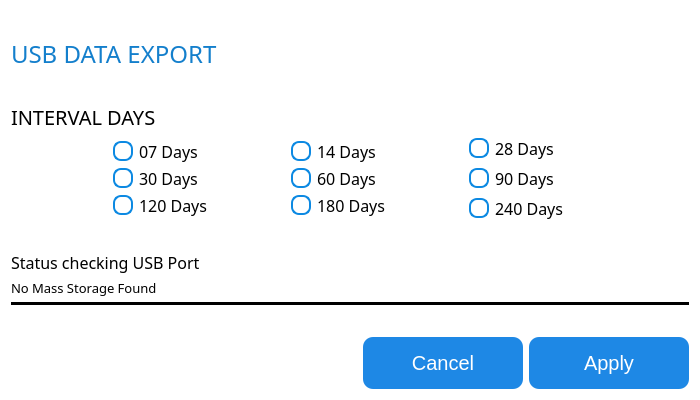
Before: the Qt Designer form QT_APP/usbexporter.ui in eSpark-Backup/nabilfesal-msm-fw, drawn with Qt 5.
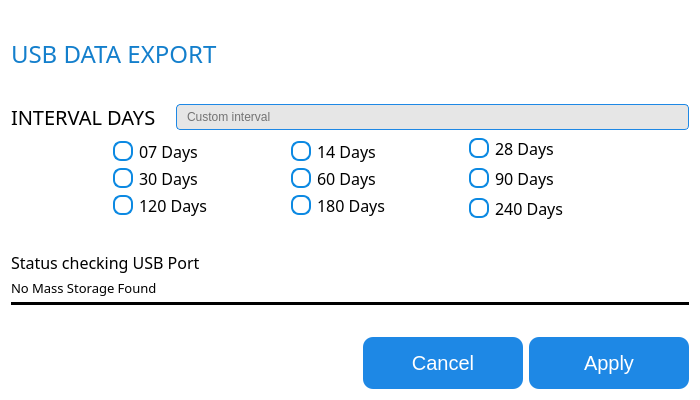
After: the same form once the commit is applied.

Patch:
```diff
--- a/QT_APP/usbexporter.ui
+++ b/QT_APP/usbexporter.ui
@@ -63,6 +63,11 @@
     </spacer>
    </item>
    <item>
+    <layout class="QHBoxLayout" name="horizontalLayout_2">
+     <property name="spacing">
+      <number>20</number>
+     </property>
+     <item>
     <widget class="QLabel" name="label_2">
      <property name="font">
       <font>
@@ -74,6 +79,26 @@
       <string>INTERVAL DAYS</string>
      </property>
     </widget>
+     </item>
+     <item>
+      <widget class="QLineEdit" name="lineEdit">
+       <property name="focusPolicy">
+        <enum>Qt::ClickFocus</enum>
+       </property>
+       <property name="styleSheet">
+        <string notr="true">background: #e6e6e6;              /* Light grey box for info rows */
+    border: 1px solid #1E88E5;        /* Blue thin border */
+    border-radius: 4px;
+    padding: 4px 8px;
+    font-size: 12px;
+    color: black;</string>
+       </property>
+       <property name="placeholderText">
+        <string>Custom interval</string>
+       </property>
+      </widget>
+     </item>
+    </layout>
    </item>
    <item>
     <layout class="QHBoxLayout" name="horizontalLayout">
```
Left out of the diff: 3 changed lines with no effect on the pictures. Lines whose indentation alone changed are shown as unchanged.
